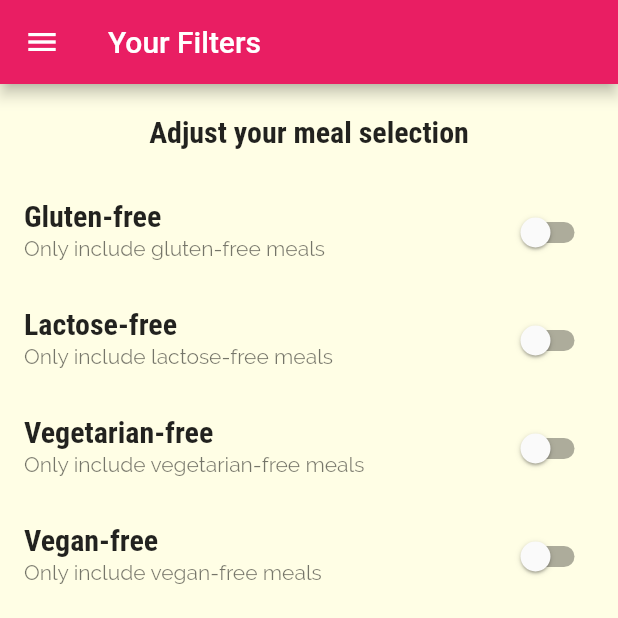
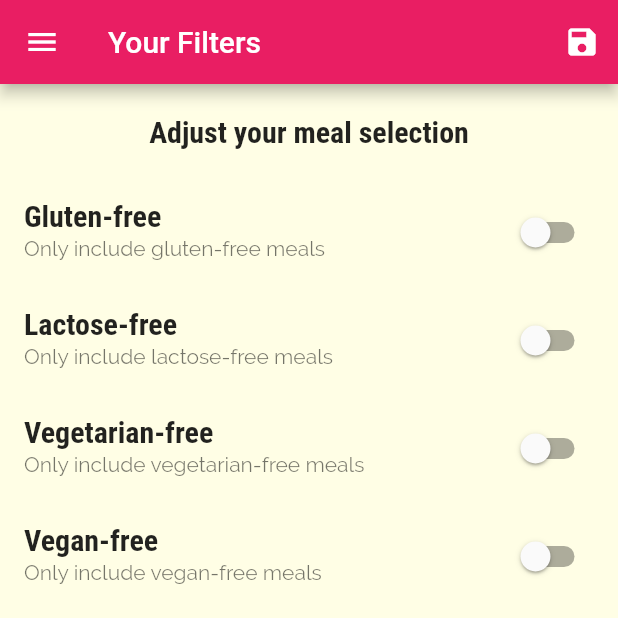
Before and after one commit to Isazaki/udemy-assessment-meals-app, a Flutter app: the FiltersScreen screen opened by its route, on a phone screen of 412 x 824 dp, the top half of it. Run offline on Flutter 3.47's test engine with Material 2 defaults, Android fonts, the phone set to English and light mode, and no system bars.

Commit message:
chore(filtered): restore list tile switch  state using initstate - set active switch color to follow theme - added save filter button
Signed-off-by: Kondwani <kondwanimsiska@gmail.com>

```diff
--- a/lib/main.dart
+++ b/lib/main.dart
@@ -1,5 +1,7 @@
 import 'package:flutter/material.dart';
 
+import './data/dummy_data.dart';
+import './models/meal.dart';
 import './screens/tabs_screen.dart';
 import './screens/meal_detail_screen.dart';
 import './screens/category_meals_screen.dart';
@@ -10,10 +12,48 @@ void main() {
   runApp(const MyApp());
 }
 
-class MyApp extends StatelessWidget {
+class MyApp extends StatefulWidget {
   const MyApp({Key? key}) : super(key: key);
 
-  // This widget is the root of your application.
+  @override
+  State<MyApp> createState() => _MyAppState();
+}
+
+class _MyAppState extends State<MyApp> {
+  Map<String, bool> _filters = {
+    'gluten': false,
+    'lactose': false,
+    'vegan': false,
+    'vegetarian': false,
+  };
+
+  List<Meal> _availableMeals = DUMMY_MEALS;
+
+  void _setFilters(Map<String, bool> filterData) {
+    setState(() {
+      _filters = filterData;
+
+      _availableMeals = DUMMY_MEALS.where((meal) {
+        if (_filters['gluten']! && !meal.isGlutenFree) {
+          return false;
+        }
+
+        if (_filters['lactose']! && !meal.isLactoseFree) {
+          return false;
+        }
+
+        if (_filters['vegan']! && !meal.isVegan) {
+          return false;
+        }
+
+        if (_filters['vegetarian']! && !meal.isVegetarian) {
+          return false;
+        }
+        return true;
+      }).toList();
+    });
+  }
+
   @override
   Widget build(BuildContext context) {
     return MaterialApp(
@@ -34,9 +74,10 @@ class MyApp extends StatelessWidget {
       initialRoute: '/',
       routes: {
         '/': (ctx) => const TabsScreen(),
-        CategoryMealsScreen.routeName: (ctx) => const CategoryMealsScreen(),
+        CategoryMealsScreen.routeName: (ctx) =>
+            CategoryMealsScreen(_availableMeals),
         MealDetailScreen.routeName: (ctx) => const MealDetailScreen(),
-        FiltersScreen.routeName: (ctx) => const FiltersScreen(),
+        FiltersScreen.routeName: (ctx) => FiltersScreen(_filters, _setFilters),
       },
       onUnknownRoute: (settings) {
         // 404 fault back page
--- a/lib/screens/filters_screen.dart
+++ b/lib/screens/filters_screen.dart
@@ -4,7 +4,10 @@ import 'package:meals/widgets/main_drawer.dart';
 class FiltersScreen extends StatefulWidget {
   static const routeName = '/filters';
 
-  const FiltersScreen({Key? key}) : super(key: key);
+  final Function saveFilters;
+  final Map<String, bool> currentFilters;
+
+  FiltersScreen(this.currentFilters, this.saveFilters);
 
   @override
   State<FiltersScreen> createState() => _FiltersScreenState();
@@ -16,9 +19,19 @@ class _FiltersScreenState extends State<FiltersScreen> {
   bool _vegan = false;
   bool _lactoseFree = false;
 
+  @override
+  initState() {
+    _glutenFree = widget.currentFilters['gluten']!;
+    _lactoseFree = widget.currentFilters['lactose']!;
+    _vegan = widget.currentFilters['vegan']!;
+    _vegetarian = widget.currentFilters['vegetarian']!;
+    super.initState();
+  }
+
   Widget _buildSwitchListTile(String title, String description,
           bool currentValue, Function(bool) updateValue) =>
       SwitchListTile(
+        activeColor: Theme.of(context).colorScheme.secondary,
         title: Text(title),
         subtitle: Text(description),
         value: currentValue,
@@ -28,7 +41,23 @@ class _FiltersScreenState extends State<FiltersScreen> {
   @override
   Widget build(BuildContext context) {
     return Scaffold(
-        appBar: AppBar(title: const Text('Your Filters')),
+        appBar: AppBar(
+          title: const Text('Your Filters'),
+          actions: <Widget>[
+            IconButton(
+              icon: const Icon(Icons.save),
+              onPressed: () {
+                final selectedFilters = {
+                  'gluten': _glutenFree,
+                  'lactose': _lactoseFree,
+                  'vegan': _vegan,
+                  'vegetarian': _vegetarian,
+                };
+                widget.saveFilters(selectedFilters);
+              },
+            )
+          ],
+        ),
         drawer: const MainDrawer(),
         body: Column(
           children: <Widget>[
```
Also changed, not shown: lib/screens/category_meals_screen.dart (+6 -4 lines).
